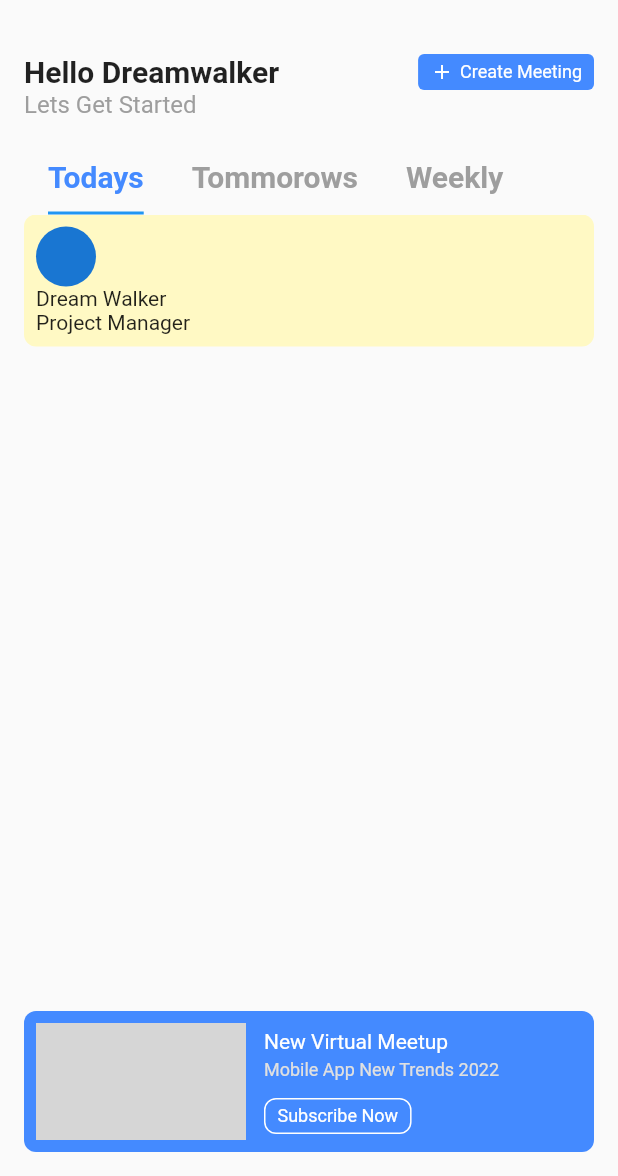
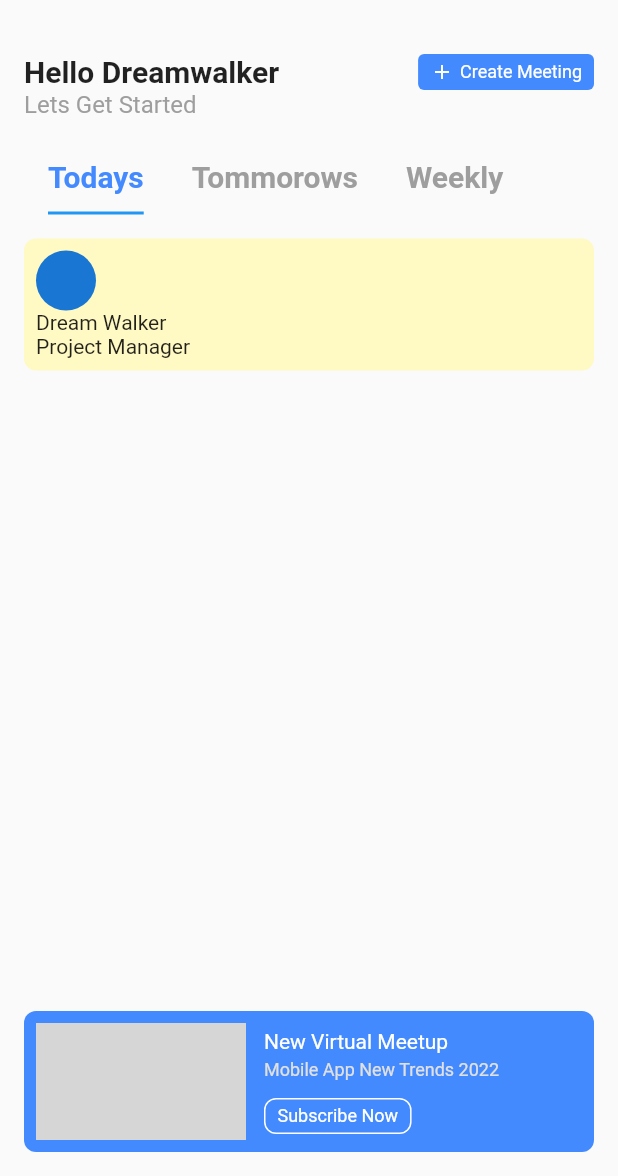
Before and after one commit to JAICHANGPARK/flutter_notebook_19th_story, a Flutter app: the screen it shows after launch, on a phone screen of 412 x 824 dp, the part 60-1236 px from its top. Run offline on Flutter 3.47's test engine with Material 2 defaults, Android fonts, the phone set to English and light mode, and no system bars; our stand-ins replace bubble_tab_indicator, cached_network_image, countup, fl_chart, flutter_riverpod, freezed_annotation and 2 more; network calls fail; grey boxes are pictures that could not be loaded.

Commit message:
Update office_main_page.dart

```diff
--- a/lib/ep1139_office_meeting_app/src/ui/office_main_page.dart
+++ b/lib/ep1139_office_meeting_app/src/ui/office_main_page.dart
@@ -126,7 +126,10 @@ class _OfficeMainPageState extends State<OfficeMainPage> {
                 Expanded(
                   child: TabBarView(
                     children: [
-                      const MeetingTodaysWidget(),
+                      Padding(
+                        padding: const EdgeInsets.only(top: 16),
+                        child: const MeetingTodaysWidget(),
+                      ),
                       Container(),
                       Container(),
                     ],
```
